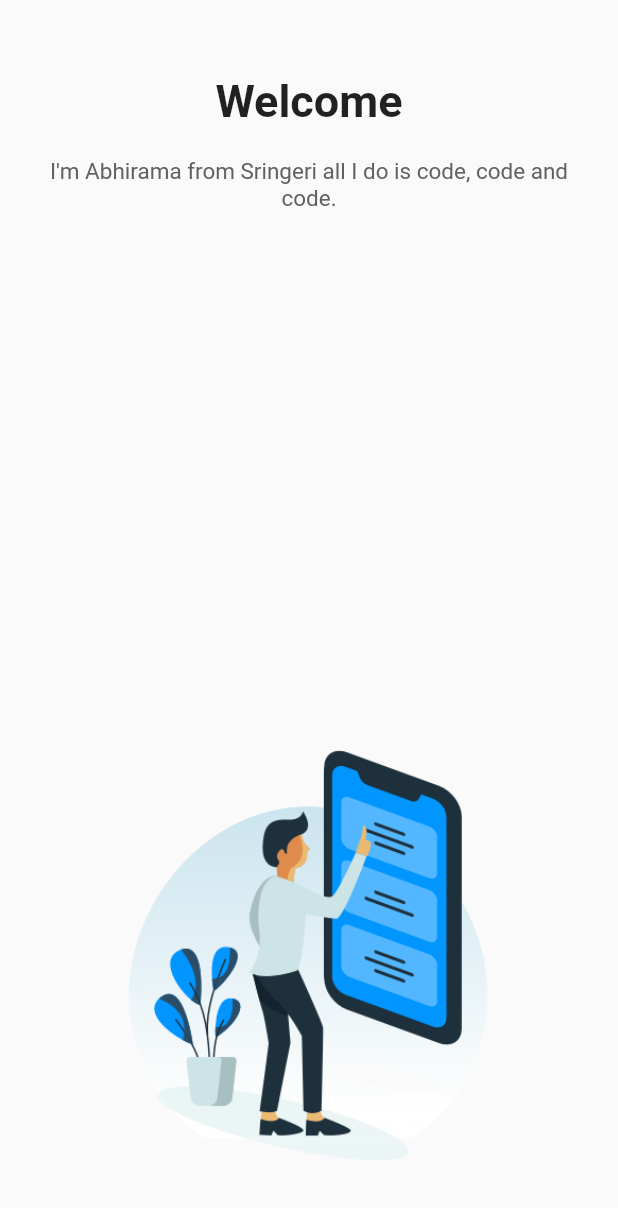
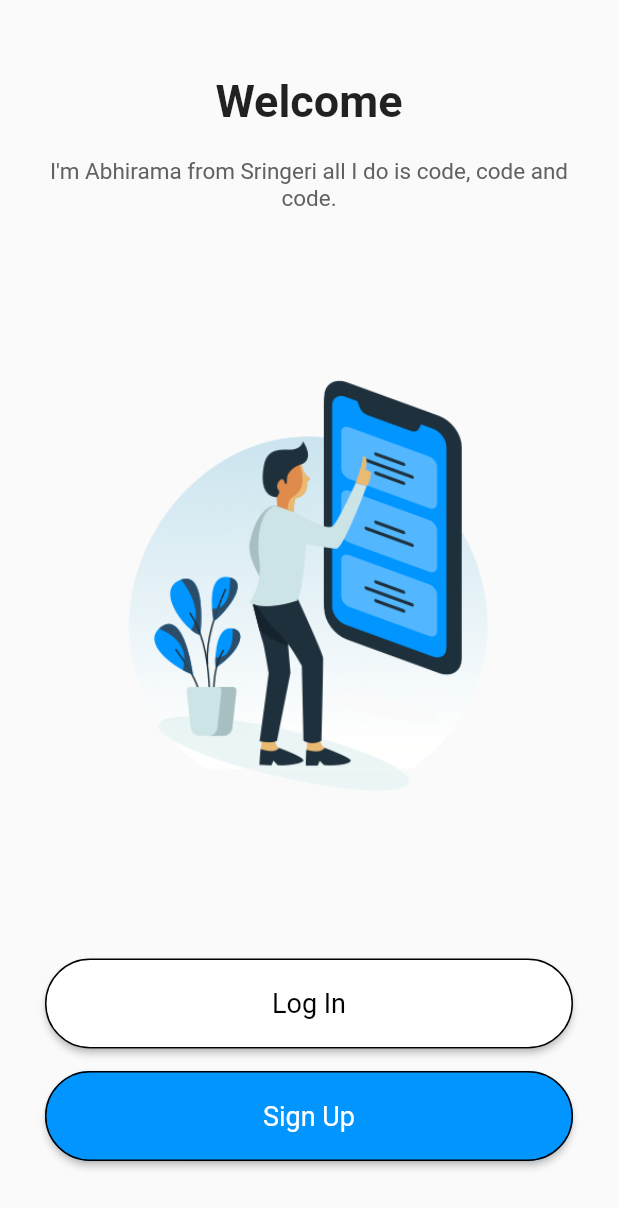
Before and after one commit to Abhiramakc/Flutter-Login-UI, a Flutter app: the screen it shows after launch, on a phone screen of 412 x 824 dp. Shown: the top 1208 px of the screen. Run offline on Flutter 3.47's test engine with Material 2 defaults, Android fonts, the phone set to English and light mode, and no system bars.

Commit message:
second commit

```diff
--- /dev/null
+++ b/lib/MaterialStateWidget.dart
@@ -0,0 +1,38 @@
+import 'package:flutter/material.dart';
+
+class MaterialButtonWidget extends StatelessWidget {
+  final String buttonText;
+  final Function onPressed;
+  final buttonColor;
+  final textColor;
+
+  MaterialButtonWidget(
+      {@required this.textColor,
+        @required this.buttonColor,
+        @required this.onPressed,
+        @required this.buttonText});
+
+  @override
+  Widget build(BuildContext context) {
+    return MaterialButton(
+      minWidth: double.infinity,
+      height: 60.0,
+      onPressed: onPressed,
+      color: buttonColor,
+      shape: RoundedRectangleBorder(
+        side: BorderSide(
+          color: Colors.black,
+        ),
+        borderRadius: BorderRadius.circular(50.0),
+      ),
+      child: Text(
+        buttonText,
+        style: TextStyle(
+          fontWeight: FontWeight.w400,
+          fontSize: 18.0,
+          color: textColor,
+        ),
+      ),
+    );
+  }
+}
--- a/lib/main.dart
+++ b/lib/main.dart
@@ -1,8 +1,10 @@
 import 'package:flutter/material.dart';
+import 'LoginPage.dart';
+import 'SignUpPage.dart';
+import 'MaterialStateWidget.dart';
 
 void main() {
-  runApp(
-      MaterialApp(
+  runApp(MaterialApp(
     debugShowCheckedModeBanner: false,
     home: HomePage(),
   ));
@@ -23,7 +25,6 @@ class HomePage extends StatelessWidget {
           child: Column(
             mainAxisAlignment: MainAxisAlignment.spaceBetween,
             crossAxisAlignment: CrossAxisAlignment.center,
-
             children: [
               Column(
                 children: [
@@ -34,11 +35,9 @@ class HomePage extends StatelessWidget {
                       fontSize: 30.0,
                     ),
                   ),
-
                   SizedBox(
                     height: 20.0,
                   ),
-
                   Text(
                     'I\'m Abhirama from Sringeri all I do is code, code and code.',
                     textAlign: TextAlign.center,
@@ -46,10 +45,9 @@ class HomePage extends StatelessWidget {
                       color: Colors.grey[700],
                       fontSize: 15.0,
                     ),
-                  )
+                  ),
                 ],
               ),
-
               Container(
                 height: MediaQuery.of(context).size.height / 3,
                 decoration: BoxDecoration(
@@ -57,9 +55,35 @@ class HomePage extends StatelessWidget {
                     image: AssetImage('assets/welcome.png'),
                   ),
                 ),
-
+              ),
+              Column(
+                children: [
+                  MaterialButtonWidget(
+                      textColor: Colors.black,
+                      buttonColor: Colors.white,
+                      onPressed: () {
+                        Navigator.push(context,
+                            MaterialPageRoute(builder: (context) {
+                          return LoginPage();
+                        }));
+                      },
+                      buttonText: 'Log In'),
+                  SizedBox(
+                    height: 15.0,
+                  ),
+                  MaterialButtonWidget(
+                    textColor: Colors.white,
+                    buttonColor: Color(0xFF0095FF),
+                    onPressed: () {
+                      Navigator.push(context,
+                          MaterialPageRoute(builder: (context) {
+                        return SignUpPage();
+                      }));
+                    },
+                    buttonText: 'Sign Up',
+                  ),
+                ],
               )
-
             ],
           ),
         ),
```
Also changed, not shown: lib/LoginPage.dart (added, +86 -0 lines), lib/SignUpPage.dart (added, +13 -0 lines).
